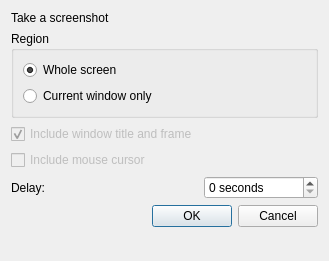
Old version of the form src/screenshotdialog.ui in the repository lxqt/lximage-qt.
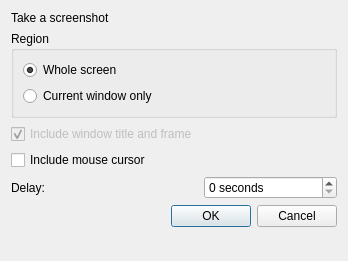
New version of the form. Icons and pictures are not drawn.

Patch:
```diff
--- a/src/screenshotdialog.ui
+++ b/src/screenshotdialog.ui
@@ -6,7 +6,7 @@
    <rect>
     <x>0</x>
     <y>0</y>
-    <width>329</width>
+    <width>348</width>
     <height>261</height>
    </rect>
   </property>
@@ -55,9 +55,6 @@
    </item>
    <item row="3" column="0" colspan="2">
     <widget class="QCheckBox" name="includeCursor">
-     <property name="enabled">
-      <bool>false</bool>
-     </property>
      <property name="text">
       <string>Include mouse cursor</string>
      </property>
```
Left out of the diff: 4 changed lines with no effect on the pictures.
